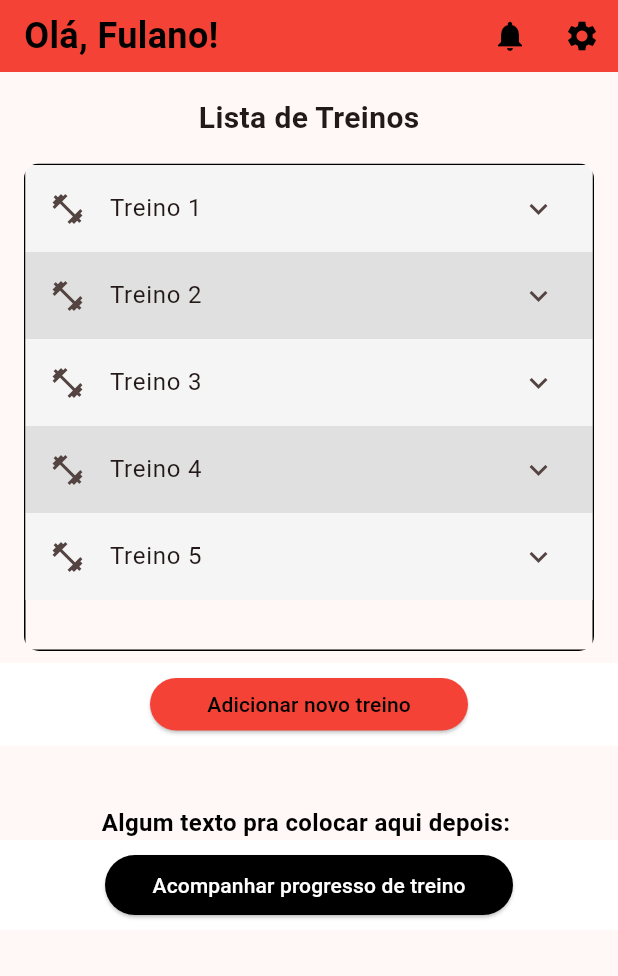
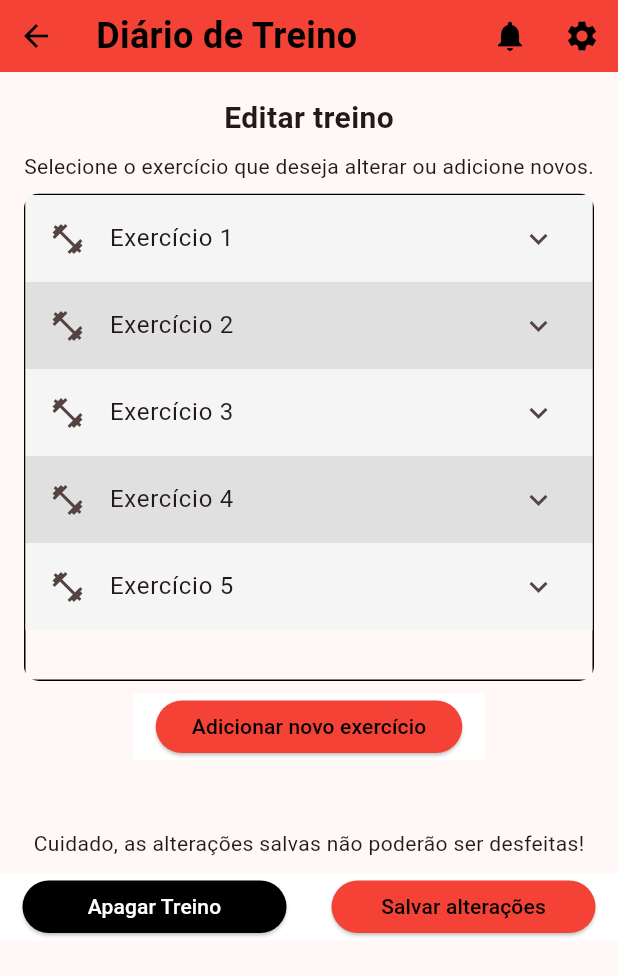
Before and after one commit to Bruno-Mafra/projeto-diario-de-treino, a Flutter app: the StudentWorkoutsScreen screen opened by its route, after a tap on "Adicionar novo treino", on a phone screen of 412 x 824 dp. Shown: the top 976 px of the screen. Run offline on Flutter 3.47's test engine with Material 2 defaults, Android fonts, the phone set to English and light mode, and no system bars; our stand-ins replace firebase_core, fluttertoast; missing offline and left inert: dart:ffi, mongo_dart, postgres; accounts and stored records are empty.

Commit message:
Adicionar novas telas e ajustes finais

```diff
--- a/lib/main.dart
+++ b/lib/main.dart
@@ -1,4 +1,5 @@
 import 'package:flutter/material.dart';
+import 'screens/edit_workout.dart';
 import 'screens/student_workouts.dart';
 import 'screens/professor_home.dart';
 import 'screens/search_student.dart';
@@ -39,6 +40,7 @@ class MyApp extends StatelessWidget {
         "/student_home": (context) => const StudentWorkoutsScreen(),
         "/professor_home": (context) => const ProfessorHomeScreen(),
         "/search_student": (context) => const SearchStudentScreen(),
+        "/edit_workout": (context) => const EditWorkoutScreen(),
       },
     );
   }
--- /dev/null
+++ b/lib/screens/edit_workout.dart
@@ -0,0 +1,241 @@
+import 'package:flutter/material.dart';
+import 'package:fluttertoast/fluttertoast.dart';
+import '../components/exercises_modal.dart';
+import '../components/header.dart';
+import '../components/exercise_edit.dart';
+
+
+class EditWorkoutScreen extends StatefulWidget {
+  const EditWorkoutScreen({super.key});
+
+  @override
+  _EditWorkoutScreenState createState() => _EditWorkoutScreenState();
+}
+
+class _EditWorkoutScreenState extends State<EditWorkoutScreen> {
+  void showToast() {
+    Fluttertoast.showToast(
+        msg: 'Alterações salvas com sucesso!',
+        toastLength: Toast.LENGTH_SHORT,
+        gravity: ToastGravity.SNACKBAR,
+        timeInSecForIosWeb: 1,
+        backgroundColor: Colors.greenAccent[700],
+        textColor: Colors.white,
+        fontSize: 14.0);
+  }
+
+  @override
+  Widget build(BuildContext context) {
+    return Scaffold(
+      body: SingleChildScrollView(
+        child: Column(
+          children: [
+            const Header(title: 'Diário de Treino', showBackButton: true),
+            const SizedBox(height: 8.0),
+            const Padding(
+              padding: EdgeInsets.all(8.0),
+              child: Text(
+                'Editar treino',
+                style: TextStyle(
+                  fontSize: 20,
+                  fontWeight: FontWeight.bold,
+                ),
+              ),
+            ),
+            const Padding(
+              padding: EdgeInsets.all(0.0),
+              child: Text(
+                'Selecione o exercício que deseja alterar ou adicione novos.',
+                style: TextStyle(
+                  fontSize: 14,
+                ),
+              ),
+            ),
+            Padding(
+              padding: const EdgeInsets.all(8.0),
+              child: ClipRRect(
+                borderRadius: BorderRadius.circular(10.0),
+                child: Container(
+                  height: 325,
+                  width: MediaQuery.of(context).size.width - 32,
+                  decoration: BoxDecoration(
+                    border: Border.all(color: Colors.black, width: 1),
+                  ),
+                  child: ListView.builder(
+                    scrollDirection: Axis.vertical,
+                    shrinkWrap: true,
+                    padding: EdgeInsets.zero,
+                    itemCount: 5,
+                    itemBuilder: (context, index) {
+                      return Container(
+                        color: index % 2 != 0
+                            ? Colors.grey[300]
+                            : Colors.grey[100],
+                        child: ExpansionTile(
+                          iconColor: Colors.black,
+                          leading: const Icon(Icons.fitness_center_outlined),
+                          backgroundColor: Colors.red[400],
+                          title: Text('Exercício ${index + 1}'),
+                          children: [
+                            ExerciseEdit(),
+                            Row(children: [
+                              Expanded(
+                                child: Container(
+                                  height: 45,
+                                  color: Colors.white,
+                                  child: Padding(
+                                    padding: const EdgeInsets.symmetric(
+                                        vertical: 10, horizontal: 10),
+                                    child: ElevatedButton(
+                                      onPressed: () {},
+                                      style: ElevatedButton.styleFrom(
+                                        backgroundColor: Colors.red,
+                                      ),
+                                      child: const Text(
+                                        'Apagar Exercício',
+                                        style: TextStyle(
+                                          color: Colors.black,
+                                        ),
+                                      ),
+                                    ),
+                                  ),
+                                ),
+                              ),
+                              Expanded(
+                                child: Container(
+                                  height: 45,
+                                  width: 150,
+                                  color: Colors.white,
+                                  child: Padding(
+                                    padding: const EdgeInsets.symmetric(
+                                        vertical: 10, horizontal: 10),
+                                    child: ElevatedButton(
+                                      onPressed: () {
+                                        showToast();
+                                      },
+                                      style: ElevatedButton.styleFrom(
+                                        backgroundColor: Colors.red,
+                                      ),
+                                      child: const Text(
+                                        'Salvar alterações',
+                                        style: TextStyle(
+                                          color: Colors.black,
+                                        ),
+                                      ),
+                                    ),
+                                  ),
+                                ),
+                              ),
+                            ]),
+                          ],
+                        ),
+                      );
+                    },
+                  ),
+                ),
+              ),
+            ),
+            Container(
+              height: 45,
+              color: Colors.white,
+              child: Padding(
+                padding:
+                    const EdgeInsets.symmetric(vertical: 5, horizontal: 15),
+                child: ElevatedButton(
+                  onPressed: () {
+                    showModalBottomSheet(
+                      context: context,
+                      builder: (_) => const ExercisesModal(),
+                    );
+                  },
+                  style: ElevatedButton.styleFrom(
+                    backgroundColor: Colors.red,
+                  ),
+                  child: const Text(
+                    'Adicionar novo exercício',
+                    style: TextStyle(
+                      color: Colors.black,
+                    ),
+                  ),
+                ),
+              ),
+            ),
+            const SizedBox(height: 25),
+            Column(
+              mainAxisAlignment: MainAxisAlignment.end,
+              children: [
+                SizedBox(
+                  height: 20,
+                  child: Container(),
+                ),
+                const Padding(
+                  padding: EdgeInsets.all(0.0),
+                  child: Text(
+                    'Cuidado, as alterações salvas não poderão ser desfeitas!',
+                    style: TextStyle(
+                      fontSize: 14,
+                    ),
+                  ),
+                ),
+                const SizedBox(height: 10),
+                Row(
+                  children: [
+                    Expanded(
+                      child: Container(
+                        height: 45,
+                        color: Colors.white,
+                        child: Padding(
+                          padding: const EdgeInsets.symmetric(
+                              vertical: 5, horizontal: 15),
+                          child: ElevatedButton(
+                            onPressed: () {},
+                            style: ElevatedButton.styleFrom(
+                              backgroundColor: Colors.black,
+                            ),
+                            child: const Text(
+                              'Apagar Treino',
+                              style: TextStyle(
+                                color: Colors.white,
+                              ),
+                            ),
+                          ),
+                        ),
+                      ),
+                    ),
+                    Expanded(
+                      child: Container(
+                        height: 45,
+                        width: 150,
+                        color: Colors.white,
+                        child: Padding(
+                          padding: const EdgeInsets.symmetric(
+                              vertical: 5, horizontal: 15),
+                          child: ElevatedButton(
+                            onPressed: () {
+                              showToast();
+                              Navigator.of(context, rootNavigator: true)
+                                  .pushNamed('/student_home');
+                            },
+                            style: ElevatedButton.styleFrom(
+                              backgroundColor: Colors.red,
+                            ),
+                            child: const Text(
+                              'Salvar alterações',
+                              style: TextStyle(
+                                color: Colors.black,
+                              ),
+                            ),
+                          ),
+                        ),
+                      ),
+                    ),
+                  ],
+                ),
+              ],
+            )
+          ],
+        ),
+      ),
+    );
+  }
+}
--- a/lib/screens/student_workouts.dart
+++ b/lib/screens/student_workouts.dart
@@ -28,6 +28,15 @@ class _StudentWorkoutsScreenState extends State<StudentWorkoutsScreen> {
                 ),
               ),
             ),
+            const Padding(
+              padding: EdgeInsets.all(0.0),
+              child: Text(
+                'Selecione um treino para acompanhar ou agendar.',
+                style: TextStyle(
+                  fontSize: 14,
+                ),
+              ),
+            ),
             Padding(
               padding: const EdgeInsets.all(8.0),
               child: ClipRRect(
@@ -52,7 +61,18 @@ class _StudentWorkoutsScreenState extends State<StudentWorkoutsScreen> {
                           iconColor: Colors.black,
                           leading: const Icon(Icons.fitness_center_outlined),
                           backgroundColor: Colors.red[400],
-                          title: Text('Treino ${index + 1}'),
+                          title: Row(
+                            mainAxisAlignment: MainAxisAlignment.spaceBetween,
+                            children: [
+                              Text('Treino ${index + 1}'),
+                              IconButton(
+                                onPressed: () {
+                                  // Levaria para as funcionalidades de calendário
+                                },
+                                icon: const Icon(Icons.calendar_today),
+                              ),
+                            ],
+                          ),
                           children: [
                             const Exercise(),
                             const Exercise(),
@@ -65,7 +85,10 @@ class _StudentWorkoutsScreenState extends State<StudentWorkoutsScreen> {
                                 padding: const EdgeInsets.symmetric(
                                     vertical: 10, horizontal: 70),
                                 child: ElevatedButton(
-                                  onPressed: () {},
+                                  onPressed: () {
+                                    Navigator.of(context, rootNavigator: true)
+                                        .pushNamed('/edit_workout');
+                                  },
                                   style: ElevatedButton.styleFrom(
                                     backgroundColor: Colors.red,
                                   ),
@@ -94,7 +117,10 @@ class _StudentWorkoutsScreenState extends State<StudentWorkoutsScreen> {
                 padding:
                     const EdgeInsets.symmetric(vertical: 10, horizontal: 100),
                 child: ElevatedButton(
-                  onPressed: () {},
+                  onPressed: () {
+                    Navigator.of(context, rootNavigator: true)
+                        .pushNamed('/edit_workout');
+                  },
                   style: ElevatedButton.styleFrom(
                     backgroundColor: Colors.red,
                   ),
@@ -107,13 +133,16 @@ class _StudentWorkoutsScreenState extends State<StudentWorkoutsScreen> {
                 ),
               ),
             ),
-            const SizedBox(height: 40.0),
-            const Text(
-              'Algum texto pra colocar aqui depois: ',
-              style: TextStyle(
-                fontSize: 16,
-                fontWeight: FontWeight.bold,
-                color: Colors.black,
+            const SizedBox(height: 25.0),
+            const Padding(
+              padding: EdgeInsets.symmetric(vertical: 0, horizontal: 30),
+              child: Text(
+                'Quer melhorar seus treinos? Acompanhe seu progresso e faça ajustes para avançar a cada dia.',
+                textAlign: TextAlign.center,
+                style: TextStyle(
+                  fontSize: 14,
+                  color: Colors.black,
+                ),
               ),
             ),
             Container(
```
Also changed, not shown: lib/components/exercise_edit.dart (added, +106 -0 lines), lib/components/exercises_modal.dart (added, +88 -0 lines), lib/screens/login.dart (+21 -8 lines), lib/screens/register.dart (+33 -9 lines).
